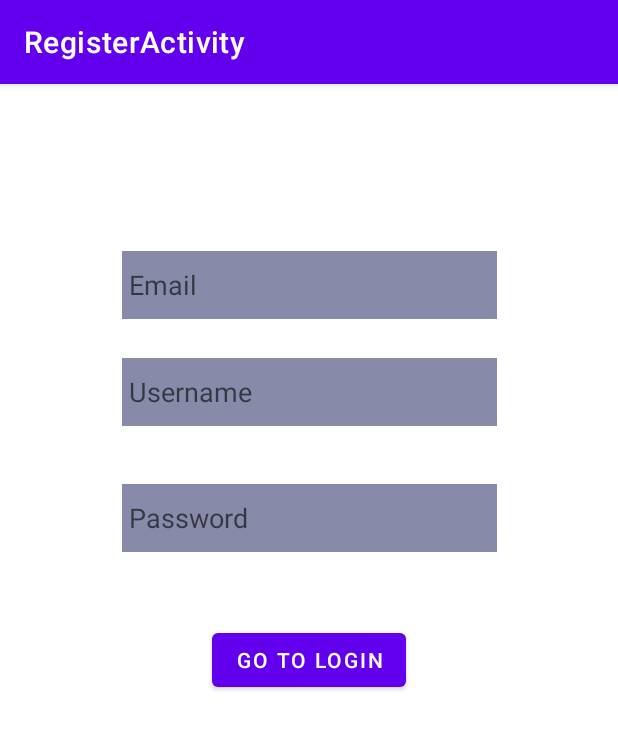
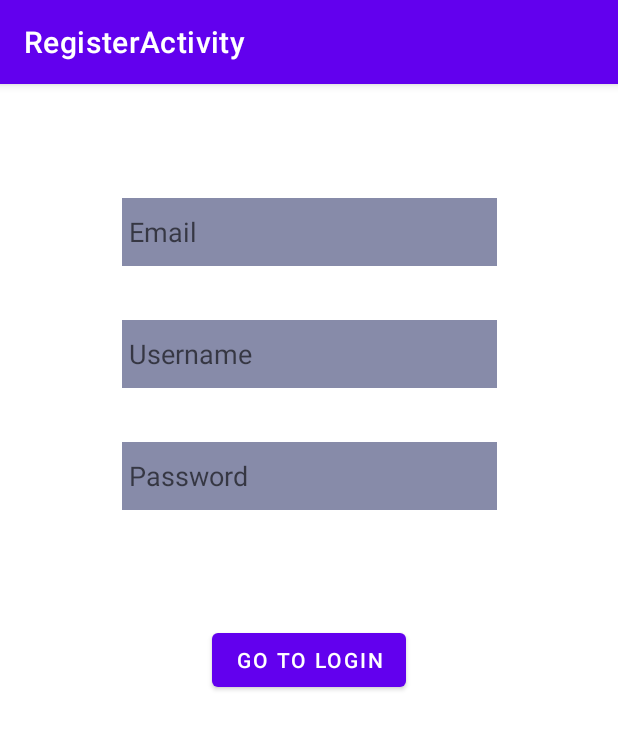
Before and after one commit to emilywnwong/hackust-sudo-coders, an Android app: the RegisterActivity screen opened directly, with no data from a screen before it, on a phone screen of 412 x 824 dp. Shown: the top 729 px of the screen. Run offline under Robolectric (Android 15) with nearby library versions, the phone set to English and light mode, and no system bars.

Commit message:
Adjust register entry boxes position

```diff
--- a/TaleUs APP/app/src/main/res/layout/activity_register.xml
+++ b/TaleUs APP/app/src/main/res/layout/activity_register.xml
@@ -24,14 +24,14 @@
         android:id="@+id/email_text"
         android:layout_width="250dp"
         android:layout_height="45dp"
+        android:layout_marginStart="8dp"
+        android:layout_marginTop="48dp"
+        android:layout_marginEnd="8dp"
         android:layout_marginBottom="8dp"
-        android:layout_marginEnd="8dp"
-        android:layout_marginStart="8dp"
-        android:layout_marginTop="8dp"
         android:background="#878ba9"
         android:ems="10"
+
         android:hint=" Email"
-
         android:inputType="textPersonName"
         app:layout_constraintBottom_toTopOf="@+id/username_text"
         app:layout_constraintEnd_toEndOf="parent"
@@ -43,35 +43,35 @@
         android:id="@+id/username_text"
         android:layout_width="250dp"
         android:layout_height="45dp"
+        android:layout_marginStart="8dp"
+        android:layout_marginEnd="8dp"
         android:layout_marginBottom="8dp"
-        android:layout_marginEnd="8dp"
-        android:layout_marginStart="8dp"
-        android:layout_marginTop="8dp"
         android:background="#878ba9"
         android:ems="10"
+
         android:hint=" Username"
-
         android:inputType="textPersonName"
         app:layout_constraintBottom_toTopOf="@+id/password_text"
         app:layout_constraintEnd_toEndOf="parent"
         app:layout_constraintStart_toStartOf="parent"
-        app:layout_constraintTop_toTopOf="parent"
+        app:layout_constraintTop_toBottomOf="@+id/email_text"
         app:layout_constraintVertical_bias="0.852" />
 
     <EditText
         android:id="@+id/password_text"
         android:layout_width="250dp"
         android:layout_height="45dp"
+        android:layout_marginStart="8dp"
+        android:layout_marginEnd="8dp"
         android:layout_marginBottom="48dp"
-        android:layout_marginEnd="8dp"
-        android:layout_marginStart="8dp"
         android:background="#878ba9"
         android:ems="10"
         android:hint=" Password"
         android:inputType="textPassword"
         app:layout_constraintBottom_toTopOf="@+id/gtmbutton"
         app:layout_constraintEnd_toEndOf="parent"
-        app:layout_constraintStart_toStartOf="parent" />
+        app:layout_constraintStart_toStartOf="parent"
+        app:layout_constraintTop_toBottomOf="@+id/username_text" />
 
     <Button
         android:id="@+id/gtmbutton"
```
